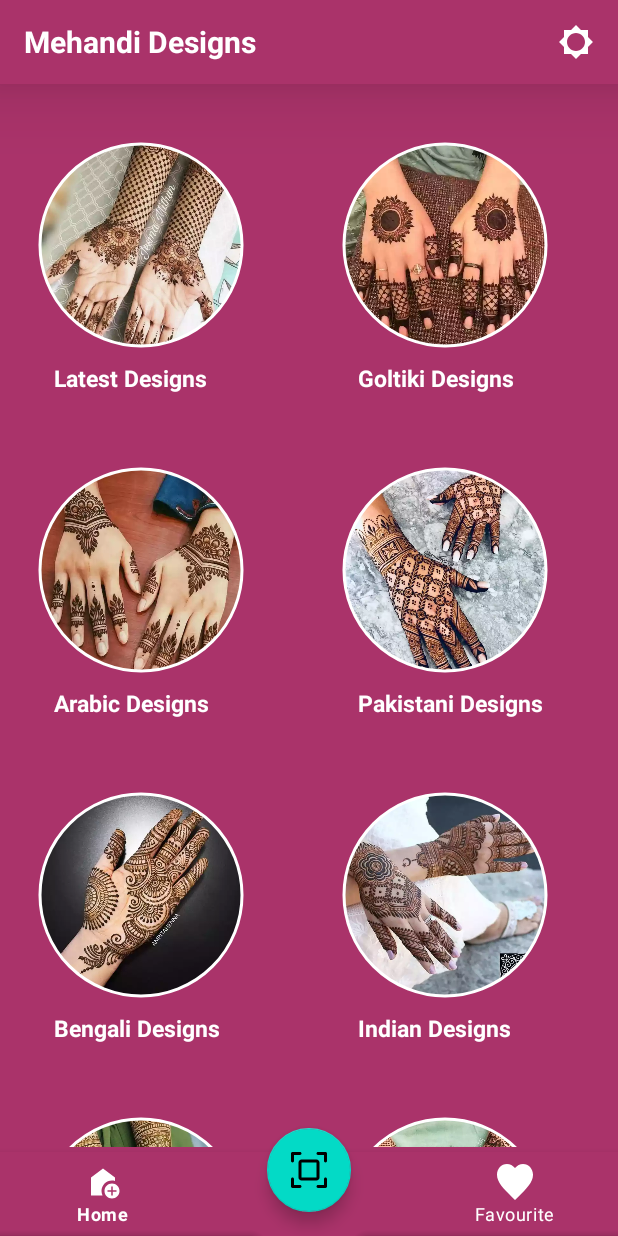
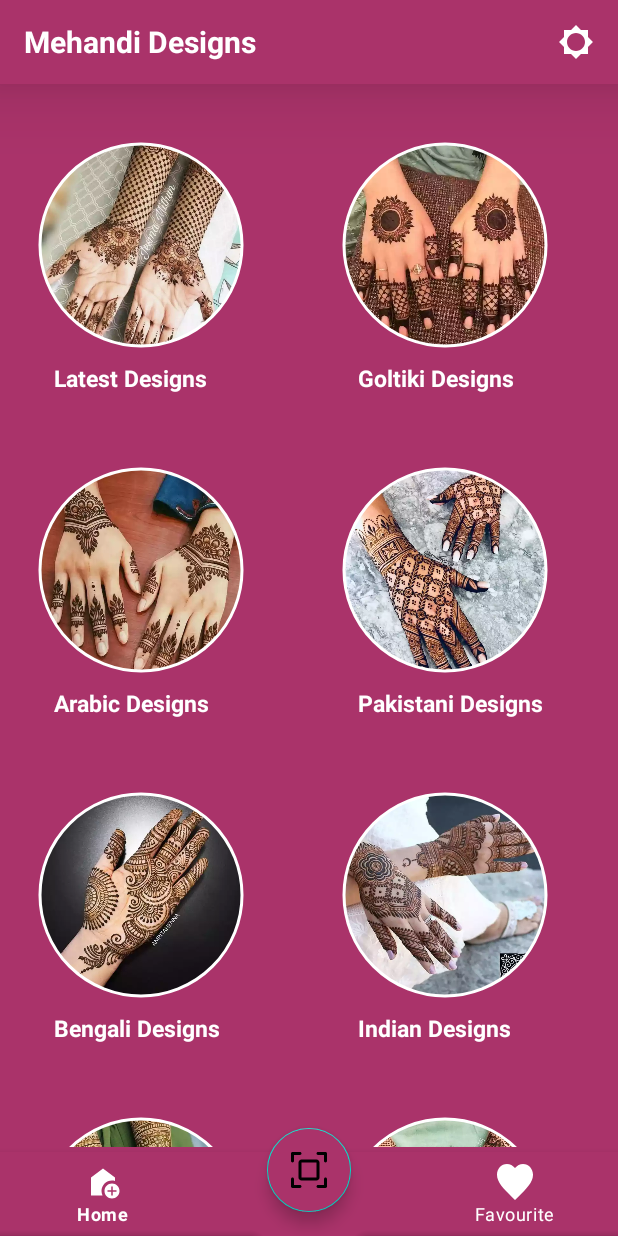
Before and after one commit to Abdul-Moiz-Khan1/Mehndi-App, an Android app: the screen it shows after launch (MainActivity), on a phone screen of 412 x 824 dp. Run offline under Robolectric (Android 15) with nearby library versions, the phone set to English and light mode, and no system bars.

Commit message:
under dev

```diff
--- a/app/src/main/res/layout/activity_main.xml
+++ b/app/src/main/res/layout/activity_main.xml
@@ -46,6 +46,8 @@
         app:layout_anchor="@id/bottom_app_bar"
         tools:ignore="MissingConstraints"
 
+        android:backgroundTint="@color/background"
+
         android:src="@drawable/scan_icon"/>
 
     <com.google.android.material.bottomappbar.BottomAppBar
```
